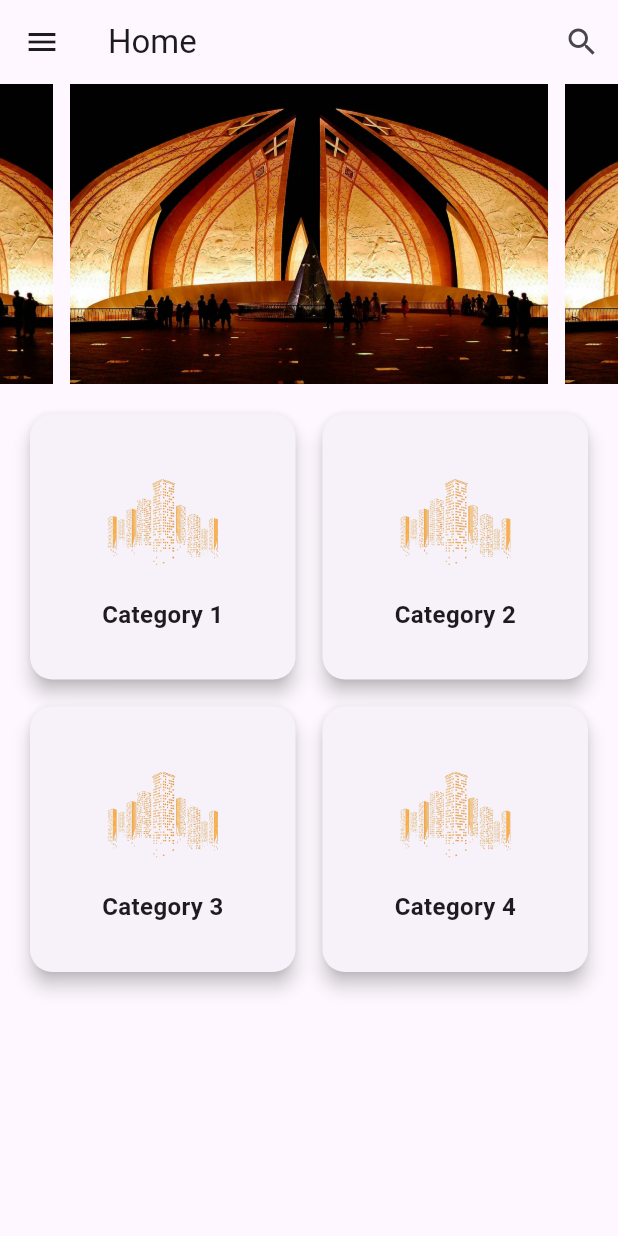
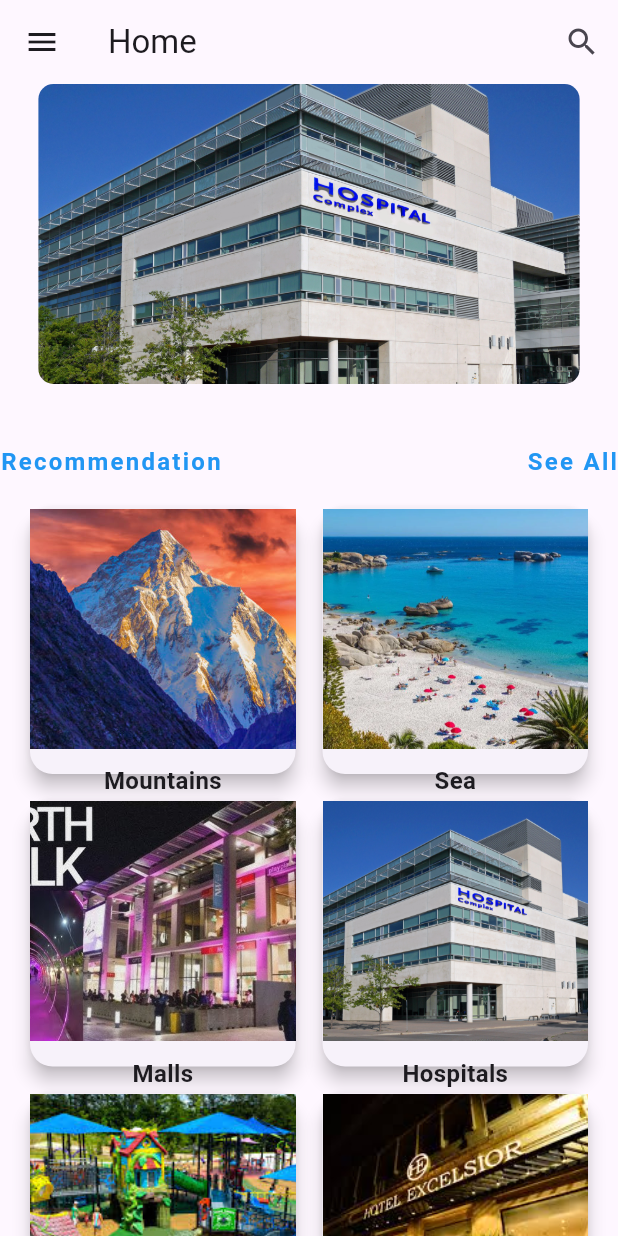
Before and after one commit to 22TalhaFaiz/CityGuide, a Flutter app: the Home screen opened directly, on a phone screen of 412 x 824 dp. Run offline on Flutter 3.47's test engine with Material 3 defaults, Android fonts, the phone set to English and light mode, and no system bars; drawn by our look-alikes of carousel_slider.

Commit message:
M Ibrahim baig last work

```diff
--- a/work/lib/Home.dart
+++ b/work/lib/Home.dart
@@ -76,24 +76,47 @@ class _HomeState extends State<Home> {
           )
         ]),
       ),
-      body: Column(
+      body: SingleChildScrollView(
+        child: Column(
           children: [
             // CarouselSlider
             CarouselSlider(
-            options: CarouselOptions(height: 200),
-            items: [1, 2, 3, 4, 5].map((i) {
+              options: CarouselOptions(
+                height: 200, // Set fixed height for the carousel
+                viewportFraction:
+                    0.9, // Adjusts how much of the next/prev image is visible
+                autoPlay: true, // Optional: Enables auto-slide
+                enlargeCenterPage:
+                    true, // Optional: Makes the center image slightly bigger
+              ),
+              items: [
+                'assets/images/Hospital1.jpg',
+                'assets/images/Hotel.jpeg',
+                'assets/images/Mall1.jpg',
+                'assets/images/Sea1.webp',
+                'assets/images/Park.jpeg',
+              ].map((imagePath) {
                 return Builder(
                   builder: (BuildContext context) {
                     return Container(
                       width: MediaQuery.of(context).size.width,
                       margin: const EdgeInsets.symmetric(horizontal: 5.0),
-                    decoration: const BoxDecoration(
-                        // color: Colors.blueAccent, // Change the color here
+                      decoration: BoxDecoration(
+                        borderRadius:
+                            BorderRadius.circular(10), // Rounded corners
                       ),
-                    child: Center(
+                      child: ClipRRect(
+                        borderRadius: BorderRadius.circular(
+                            10), // Ensures the images follow the container shape
+                        child: SizedBox(
+                          height: 200, // Set fixed height for all images
                           child: Image.asset(
-                        'assets/images/islbg.jpg', // Replace with your images from assets
-                        fit: BoxFit.cover, // Adjust image scaling
+                            imagePath,
+                            fit: BoxFit
+                                .cover, // Ensures all images fill the box proportionally
+                            width: double
+                                .infinity, // Ensures images stretch across the width
+                          ),
                         ),
                       ),
                     );
@@ -101,22 +124,72 @@ class _HomeState extends State<Home> {
                 );
               }).toList(),
             ),
-//Add Categories like Mountain and Sea and Malls nad Hospitals
+//Add the Recomenndation
+            SizedBox(
+              height: 40,
+            ),
+            SizedBox(
+              width: double.infinity, // Ensures full width
+              child: Row(
+                mainAxisAlignment:
+                    MainAxisAlignment.spaceBetween, // Aligns items to both ends
+                children: [
+                  Text(
+                    'Recommendation',
+                    style: TextStyle(
+                      fontSize: 16,
+                      fontWeight: FontWeight.bold,
+                      color: Colors.blue,
+                      fontFamily: 'Roboto',
+                      letterSpacing: 1.5,
+                    ),
+                  ),
+                  Text(
+                    'See All',
+                    style: TextStyle(
+                      fontSize: 16,
+                      fontWeight: FontWeight.bold,
+                      color: Colors.blue,
+                      fontFamily: 'Roboto',
+                      letterSpacing: 1.5,
+                    ),
+                  ),
+                ],
+              ),
+            ),
+
             // Categories Section
             Padding(
               padding: const EdgeInsets.all(16.0),
               child: GridView.builder(
-              shrinkWrap: true, // Important for allowing scrolling in Column
+                shrinkWrap:
+                    true, // Important for allowing scrolling inside Column
                 physics:
-                  NeverScrollableScrollPhysics(), // Prevent nested scrolling
+                    const NeverScrollableScrollPhysics(), // Prevent nested scrolling
                 gridDelegate: const SliverGridDelegateWithFixedCrossAxisCount(
                   crossAxisCount: 2, // Number of columns
                   crossAxisSpacing: 10, // Horizontal space between cards
                   mainAxisSpacing: 10, // Vertical space between cards
                   childAspectRatio: 1.0, // Aspect ratio for each card
                 ),
-              itemCount: 4, // Number of categories
+                itemCount: 6, // Number of categories
                 itemBuilder: (context, index) {
+                  // Define category data manually
+                  List<Map<String, String>> categories = [
+                    {
+                      'image': 'assets/images/Mountain1.jpg',
+                      'title': 'Mountains'
+                    },
+                    {'image': 'assets/images/Sea1.webp', 'title': 'Sea'},
+                    {'image': 'assets/images/Mall1.jpg', 'title': 'Malls'},
+                    {
+                      'image': 'assets/images/Hospital1.jpg',
+                      'title': 'Hospitals'
+                    },
+                    {'image': 'assets/images/Park.jpeg', 'title': 'Parks'},
+                    {'image': 'assets/images/Hotel.jpeg', 'title': 'Hotels'},
+                  ];
+
                   return Card(
                     elevation: 5,
                     shape: RoundedRectangleBorder(
@@ -130,17 +203,17 @@ class _HomeState extends State<Home> {
                         mainAxisAlignment: MainAxisAlignment.center,
                         crossAxisAlignment: CrossAxisAlignment.center,
                         children: [
-                        // Category Image
                           Image.asset(
-                          'assets/images/logoLP.png', // Replace with your category images
-                          height: 80,
-                          width: 80,
+                            categories[index]
+                                ['image']!, // Manually assigned image
+                            height: 160,
+                            width: 220,
                             fit: BoxFit.cover,
                           ),
                           const SizedBox(height: 10),
-                        // Category Name
                           Text(
-                          'Category ${index + 1}', // Replace with category names
+                            categories[index]
+                                ['title']!, // Manually assigned category name
                             style: const TextStyle(
                               fontSize: 16,
                               fontWeight: FontWeight.bold,
@@ -155,6 +228,7 @@ class _HomeState extends State<Home> {
             ),
           ],
         ),
+      ),
     );
   }
 }
```
Also changed, not shown: work/pubspec.yaml (+7 -0 lines), work/assets/images/Hospital1.jpg (added), work/assets/images/Hotel.jpeg (added), work/assets/images/Mall1.jpg (added), work/assets/images/Mountain1.jpg (added), work/assets/images/Park.jpeg (added), work/assets/images/Sea1.webp (added), work/lib/main.dart (line endings or trailing spaces), work/pubspec.lock. Lines whose indentation alone changed are shown as unchanged.
